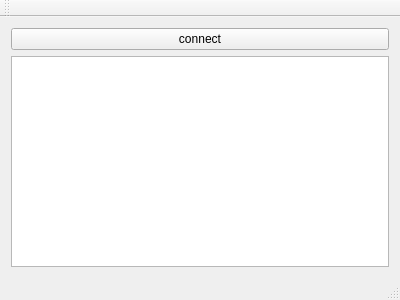
The window that usbdecoder.ui (stoyan-shopov/usb-decoder) describes before a commit, drawn with Qt 5.
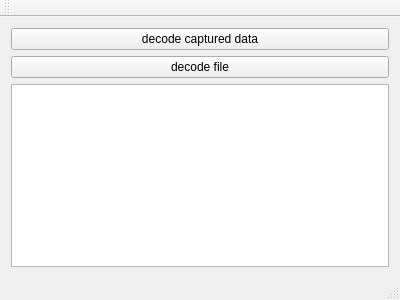
The same window after the commit.

Patch:
```diff
--- a/usbdecoder.ui
+++ b/usbdecoder.ui
@@ -18,7 +18,14 @@
     <item>
      <widget class="QPushButton" name="pushButtonConnect">
       <property name="text">
-       <string>connect</string>
+       <string>decode captured data</string>
+      </property>
+     </widget>
+    </item>
+    <item>
+     <widget class="QPushButton" name="pushButtonDecodeFile">
+      <property name="text">
+       <string>decode file</string>
       </property>
      </widget>
     </item>
```
